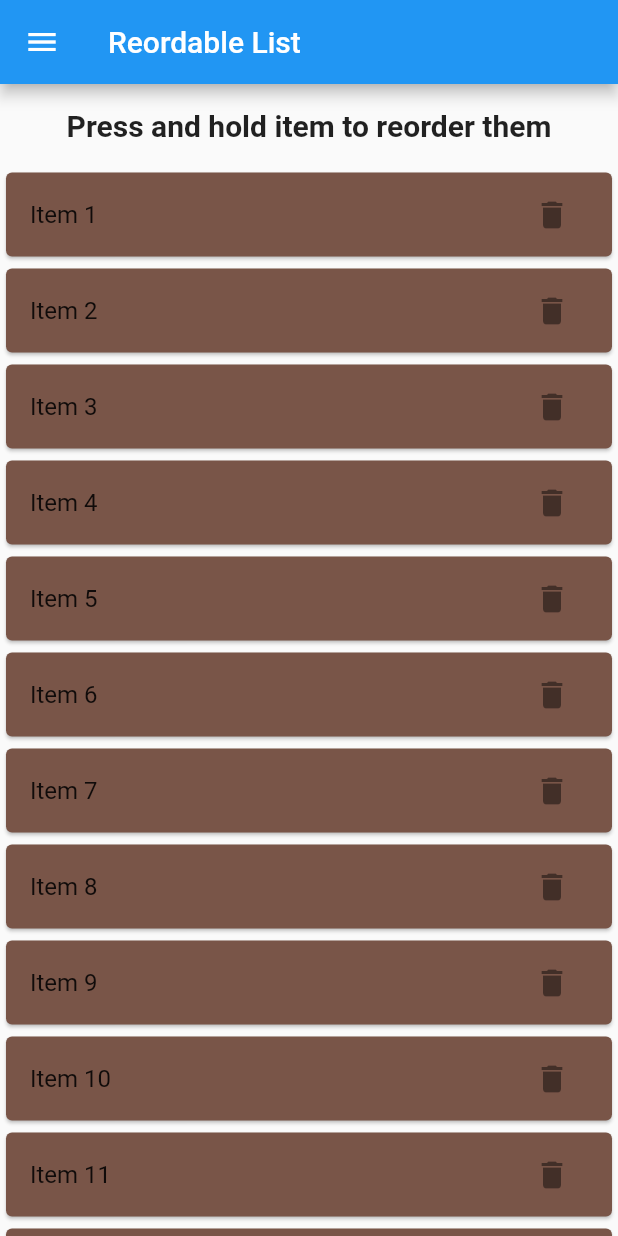
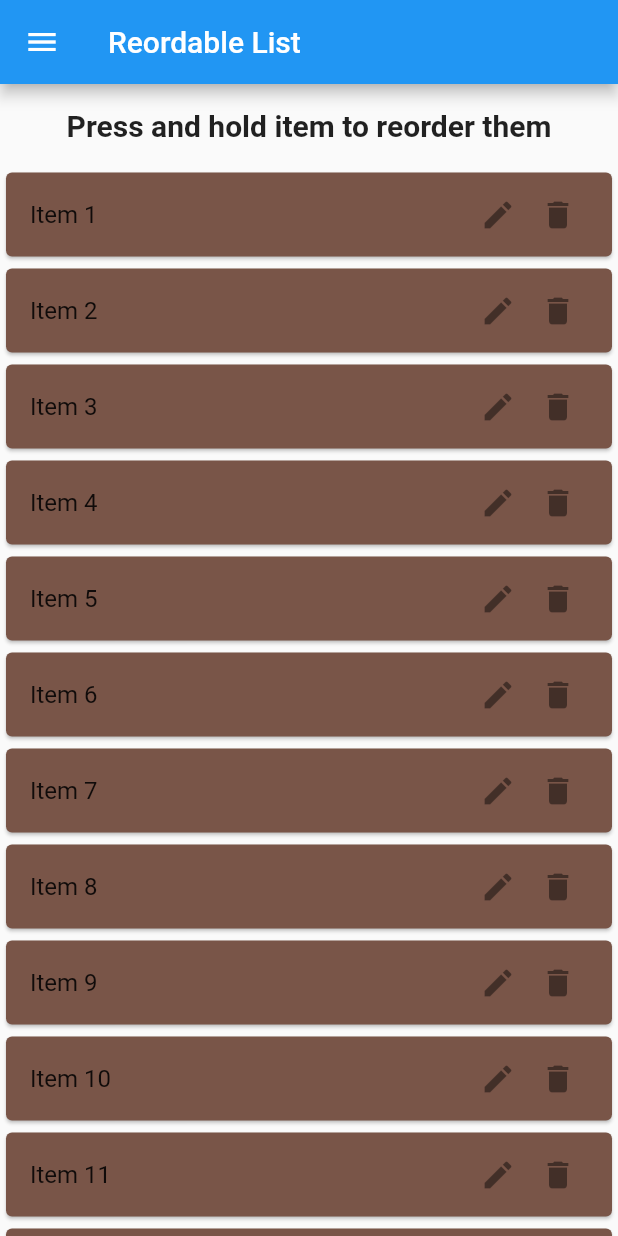
Before and after one commit to sssloba/flutter-widgets-demo, a Flutter app: the Reorderables screen opened directly, on a phone screen of 412 x 824 dp. Run offline on Flutter 3.47's test engine with Material 2 defaults, Android fonts, the phone set to English and light mode, and no system bars.

Commit message:
reorderable-list-edit-button

```diff
--- a/lib/screens/callback_text_first.dart
+++ b/lib/screens/callback_text_first.dart
@@ -34,7 +34,6 @@ class _CallbackTextFirstState extends State<CallbackTextFirst> {
                   builder: (context) => CallbackTextSecond(
                         initialText: _callbackText,
                         onChange: (value) {
-                          print(value);
                           _callbackText = value;
                           setState(() {});
                         },
--- a/lib/screens/reorderables.dart
+++ b/lib/screens/reorderables.dart
@@ -11,31 +11,26 @@ class Reorderables extends StatefulWidget {
 }
 
 class _ReorderablesState extends State<Reorderables> {
-  final List<Widget> _reordableList = <Widget>[];
+  final List<_ReorderableItem> reordableList = <_ReorderableItem>[];
+  final List<String> titles = <String>[];
 
   @override
   void initState() {
     super.initState();
     for (int i = 0; i < 12; i++) {
-      Color color = Colors.primaries[Random().nextInt(Colors.primaries.length)];
-      _reordableList.add(
-        Card(
-          key: ValueKey(i),
-          color: color,
-          child: ListTile(
-            title: Text('Item ${i + 1}'),
-            trailing: IconButton(
-              icon: const Icon(Icons.delete),
-              onPressed: () {
-                setState(() {
-                  _reordableList
-                      .removeWhere((element) => element.key == ValueKey(i));
-                });
-              },
-            ),
-          ),
-        ),
-      );
+      final ValueKey key = ValueKey(i);
+      String title = 'Item ${i + 1}';
+      titles.add('Item ${i + 1}');
+      reordableList.add(_ReorderableItem(
+        key: key,
+        title: title,
+        onDelete: () {
+          setState(() {
+            reordableList.removeWhere((element) => element.key == key);
+          });
+        },
+        onEdit: () {},
+      ));
     }
   }
 
@@ -47,7 +42,7 @@ class _ReorderablesState extends State<Reorderables> {
         title: const Text('Reordable List'),
       ),
       body: ReorderableListView.builder(
-        itemCount: _reordableList.length,
+        itemCount: reordableList.length,
         header: const Padding(
           padding: EdgeInsets.symmetric(vertical: 16.0),
           child: Text(
@@ -59,18 +54,74 @@ class _ReorderablesState extends State<Reorderables> {
             ),
           ),
         ),
-        // children: _reordableList,
         itemBuilder: (BuildContext context, int index) {
-          return _reordableList.elementAt(index);
+          return reordableList.elementAt(index);
         },
         onReorder: (int oldIndex, int newIndex) {
           setState(() {
             final int index = newIndex > oldIndex ? newIndex - 1 : newIndex;
-            final Widget item = _reordableList.removeAt(oldIndex);
-            _reordableList.insert(index, item);
+            final _ReorderableItem item = reordableList.removeAt(oldIndex);
+            reordableList.insert(index, item);
           });
         },
       ),
     );
   }
 }
+
+class _ReorderableItem extends StatefulWidget {
+  const _ReorderableItem({
+    Key? key,
+    required this.title,
+    required this.onDelete,
+    required this.onEdit,
+  }) : super(key: key);
+
+  final String title;
+  final Function() onDelete;
+  final Function() onEdit;
+
+  @override
+  State<_ReorderableItem> createState() => _ReorderableItemState();
+}
+
+class _ReorderableItemState extends State<_ReorderableItem> {
+  late String _title;
+  final Color randomColor =
+      Colors.primaries[Random().nextInt(Colors.primaries.length)];
+  @override
+  void initState() {
+    super.initState();
+    _title = widget.title;
+  }
+
+  @override
+  Widget build(BuildContext context) {
+    return Card(
+      color: randomColor,
+      child: ListTile(
+        title: Text(_title),
+        trailing: SizedBox(
+          width: 80.0,
+          child: Row(
+            children: [
+              Expanded(
+                  child: IconButton(
+                      icon: const Icon(Icons.edit),
+                      onPressed: () {
+                        setState(() {
+                          _title = 'title edited';
+                        });
+                        widget.onEdit;
+                      })),
+              Expanded(
+                  child: IconButton(
+                      icon: const Icon(Icons.delete),
+                      onPressed: widget.onDelete)),
+            ],
+          ),
+        ),
+      ),
+    );
+  }
+}
```
Also changed, not shown: pubspec.lock.
